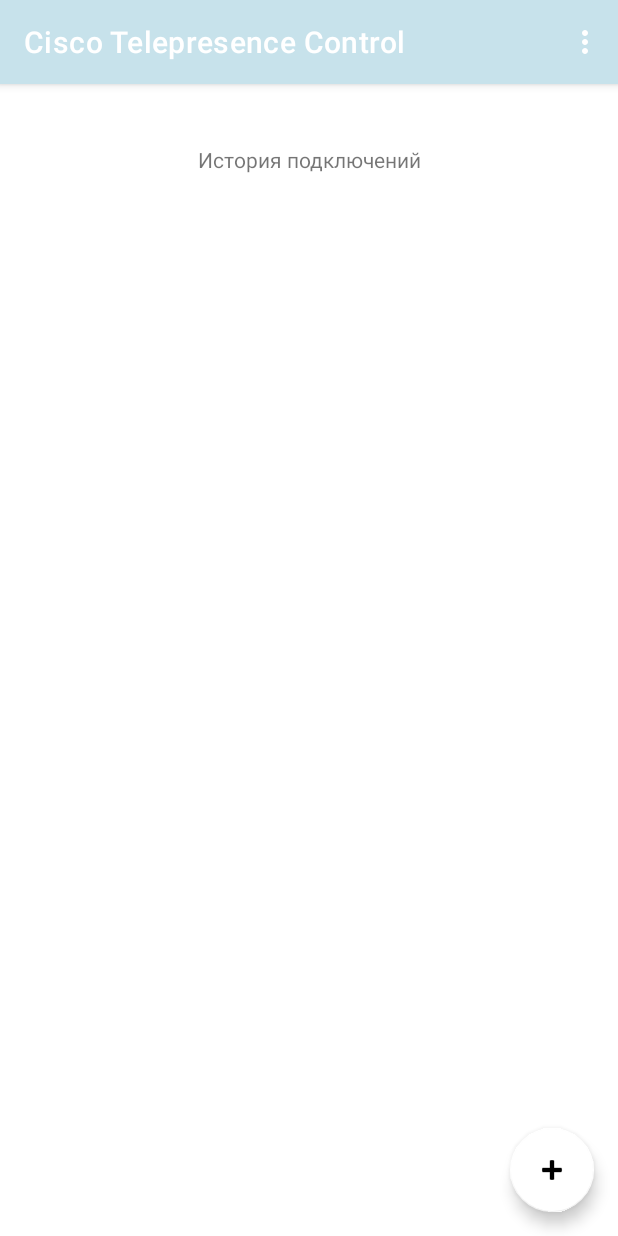
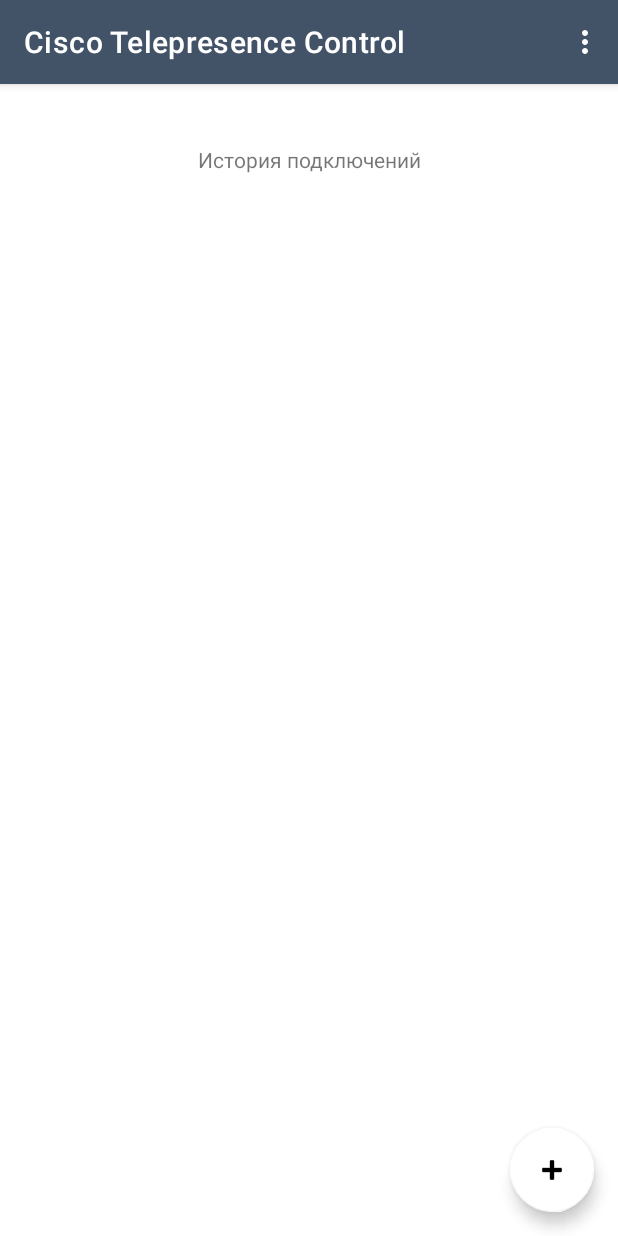
Before and after one commit to mpolyakov/CiscoRemoteControl, an Android app: the screen it shows after launch (MainActivity), on a phone screen of 412 x 824 dp. Run offline under Robolectric (Android 15) with nearby library versions, the phone set to English and light mode, and no system bars.

Commit message:
Acivity при переходе теперь завершаются, стек не разрастается до бесконечности

```diff
--- a/app/src/main/java/com/kts/ciscorc/DialActivity.java
+++ b/app/src/main/java/com/kts/ciscorc/DialActivity.java
@@ -31,10 +31,12 @@ public class DialActivity extends AppCompatActivity {
                     case R.id.phonebook:
                         startActivity(new Intent(getApplicationContext(), PhonebookActivity.class));
                         overridePendingTransition(0,0);
+                        finish();
                         return true;
                     case R.id.info:
                         startActivity(new Intent(getApplicationContext(), InfoActivity.class));
                         overridePendingTransition(0,0);
+                        finish();
                         return true;
                     case R.id.dial:
                         return true;
--- a/app/src/main/java/com/kts/ciscorc/InfoActivity.java
+++ b/app/src/main/java/com/kts/ciscorc/InfoActivity.java
@@ -49,12 +49,14 @@ public class InfoActivity extends AppCompatActivity {
                     case R.id.phonebook:
                         startActivity(new Intent(getApplicationContext(), PhonebookActivity.class));
                         overridePendingTransition(0,0);
+                        finish();
                         return true;
                     case R.id.info:
                         return true;
                     case R.id.dial:
                         startActivity(new Intent(getApplicationContext(), DialActivity.class));
                         overridePendingTransition(0,0);
+                        finish();
                         return true;
                 }
                 return false;
--- a/app/src/main/java/com/kts/ciscorc/PhonebookActivity.java
+++ b/app/src/main/java/com/kts/ciscorc/PhonebookActivity.java
@@ -37,10 +37,12 @@ public class PhonebookActivity extends AppCompatActivity {
                     case R.id.info:
                         startActivity(new Intent(getApplicationContext(), InfoActivity.class));
                         overridePendingTransition(0,0);
+                        finish();
                         return true;
                     case R.id.dial:
                         startActivity(new Intent(getApplicationContext(), DialActivity.class));
                         overridePendingTransition(0,0);
+                        finish();
                         return true;
                 }
                 return false;
--- a/app/src/main/res/values/colors.xml
+++ b/app/src/main/res/values/colors.xml
@@ -1,6 +1,6 @@
 <?xml version="1.0" encoding="utf-8"?>
 <resources>
-    <color name="colorPrimary">#c7e2eb</color>
-    <color name="colorPrimaryDark">#00574B</color>
-    <color name="colorAccent">#EBD0C7</color>
+    <color name="colorPrimary">#425367</color>
+    <color name="colorPrimaryDark">#D3D8DF</color>
+    <color name="colorAccent">#B7BFC8</color>
 </resources>
```
